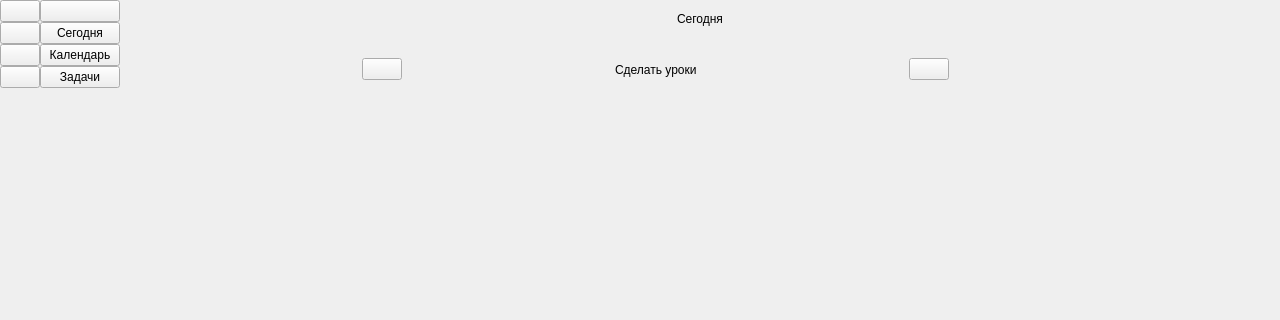
The window that mainwindow.ui (fnDxrk/ToDo_VPHAMI) describes before a commit, drawn with Qt 5; both pictures show x 0 to 1280 and y 0 to 320 of the 1280 by 720 pixel window.
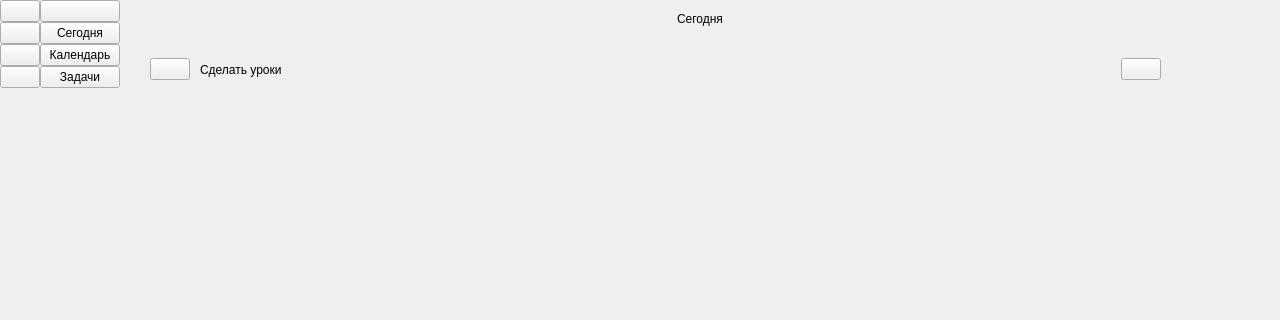
The same window after the commit. Icons and pictures are not drawn.

Commit message: Change spacer for event widget

Diff of the .ui file:
```diff
--- a/mainwindow.ui
+++ b/mainwindow.ui
@@ -379,19 +379,6 @@
             <property name="bottomMargin">
              <number>0</number>
             </property>
-            <item>
-             <spacer name="horizontalSpacer_6">
-              <property name="orientation">
-               <enum>Qt::Horizontal</enum>
-              </property>
-              <property name="sizeHint" stdset="0">
-               <size>
-                <width>211</width>
-                <height>20</height>
-               </size>
-              </property>
-             </spacer>
-            </item>
             <item>
              <widget class="QPushButton" name="event_circle_button">
               <property name="text">
@@ -414,9 +401,12 @@
               <property name="orientation">
                <enum>Qt::Horizontal</enum>
               </property>
+              <property name="sizeType">
+               <enum>QSizePolicy::Fixed</enum>
+              </property>
               <property name="sizeHint" stdset="0">
                <size>
-                <width>210</width>
+                <width>10</width>
                 <height>20</height>
                </size>
               </property>
@@ -436,7 +426,7 @@
               </property>
               <property name="sizeHint" stdset="0">
                <size>
-                <width>211</width>
+                <width>838</width>
                 <height>20</height>
                </size>
               </property>
@@ -459,19 +449,6 @@
               </property>
              </widget>
             </item>
-            <item>
-             <spacer name="horizontalSpacer_3">
-              <property name="orientation">
-               <enum>Qt::Horizontal</enum>
-              </property>
-              <property name="sizeHint" stdset="0">
-               <size>
-                <width>210</width>
-                <height>20</height>
-               </size>
-              </property>
-             </spacer>
-            </item>
            </layout>
           </widget>
          </widget>
```
